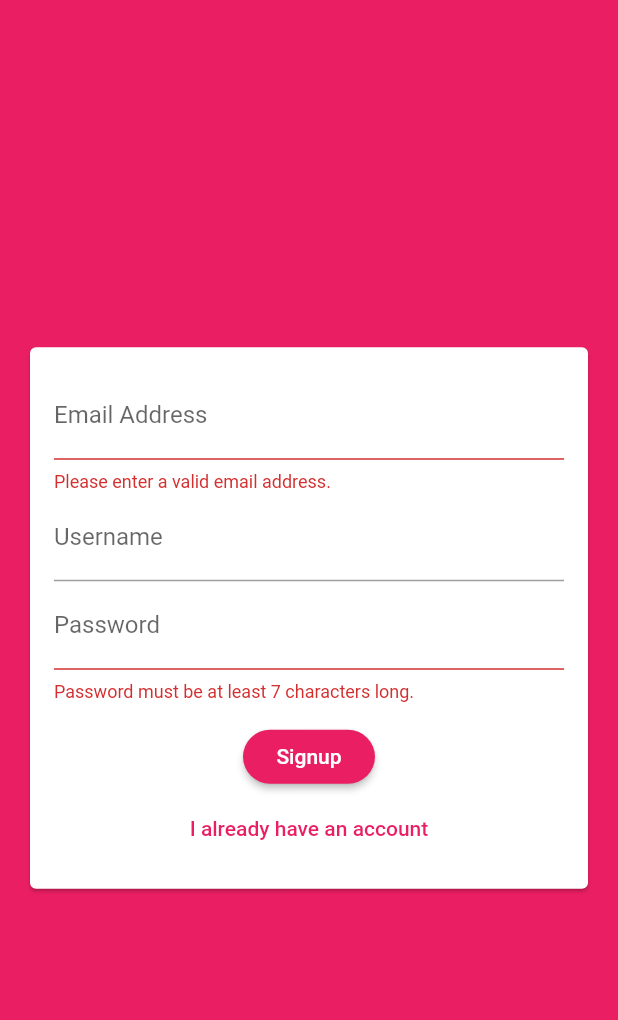
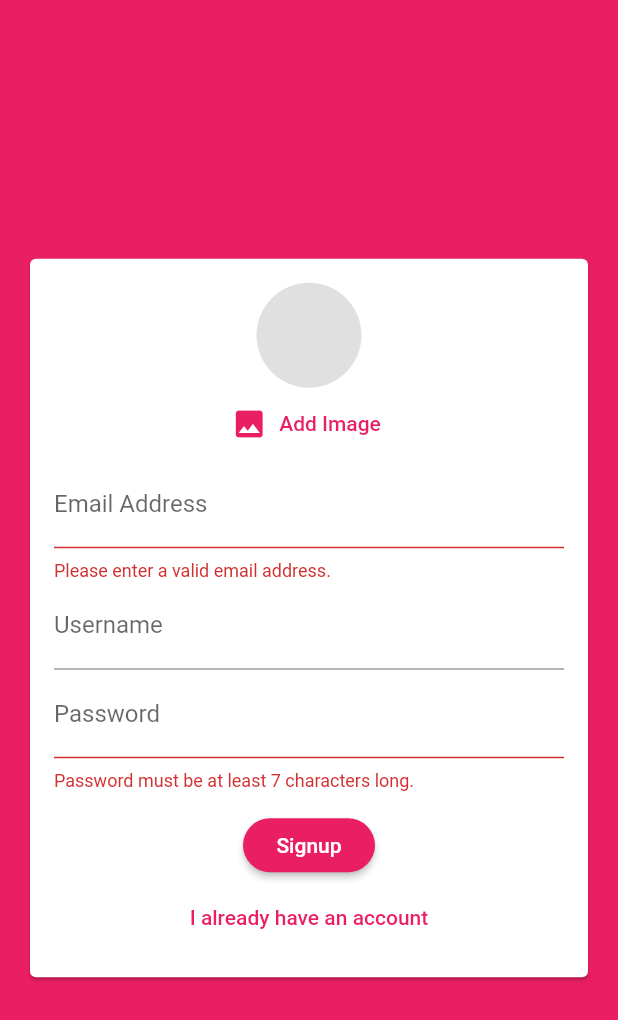
Before and after one commit to MatthieuNadeau96/chat_app, a Flutter app: the screen it shows after launch, after a tap on "Login", after a tap on "Create new account", on a phone screen of 412 x 824 dp. Shown: the top 1020 px of the screen. Run offline on Flutter 3.47's test engine with Material 2 defaults, Android fonts, the phone set to English and light mode, and no system bars; our stand-ins replace cloud_firestore, firebase_auth, image_picker; accounts and stored records are empty.

Commit message:
Adding an Image Picker

```diff
--- a/lib/widgets/auth/auth_form.dart
+++ b/lib/widgets/auth/auth_form.dart
@@ -1,3 +1,4 @@
+import 'package:chat_app/widgets/pickers/user_image_picker.dart';
 import 'package:flutter/material.dart';
 
 class AuthForm extends StatefulWidget {
@@ -54,6 +55,7 @@ class _AuthFormState extends State<AuthForm> {
               child: Column(
                 mainAxisSize: MainAxisSize.min,
                 children: <Widget>[
+                  if (!_isLogin) UserImagePicker(),
                   TextFormField(
                     key: ValueKey('email'),
                     validator: (value) {
--- /dev/null
+++ b/lib/widgets/pickers/user_image_picker.dart
@@ -0,0 +1,41 @@
+import 'dart:io';
+
+import 'package:flutter/material.dart';
+import 'package:image_picker/image_picker.dart';
+
+class UserImagePicker extends StatefulWidget {
+  @override
+  _UserImagePickerState createState() => _UserImagePickerState();
+}
+
+class _UserImagePickerState extends State<UserImagePicker> {
+  File _pickedImage;
+  final picker = ImagePicker();
+
+  Future _pickImage() async {
+    final pickedImage = await picker.getImage(source: ImageSource.camera);
+    setState(() {
+      _pickedImage = File(pickedImage.path);
+    });
+  }
+
+  @override
+  Widget build(BuildContext context) {
+    return Column(
+      children: [
+        CircleAvatar(
+          radius: 35,
+          backgroundColor: Colors.grey[300],
+          backgroundImage:
+              _pickedImage != null ? FileImage(_pickedImage) : null,
+        ),
+        FlatButton.icon(
+          textColor: Theme.of(context).primaryColor,
+          icon: Icon(Icons.image),
+          label: Text('Add Image'),
+          onPressed: _pickImage,
+        ),
+      ],
+    );
+  }
+}
--- a/pubspec.yaml
+++ b/pubspec.yaml
@@ -30,6 +30,7 @@ dependencies:
   cupertino_icons: ^0.1.3
   cloud_firestore: ^0.13.6
   firebase_auth: ^0.16.1
+  image_picker: ^0.6.7+2
 
 dev_dependencies:
   flutter_test:
```
Also changed, not shown: pubspec.lock.
